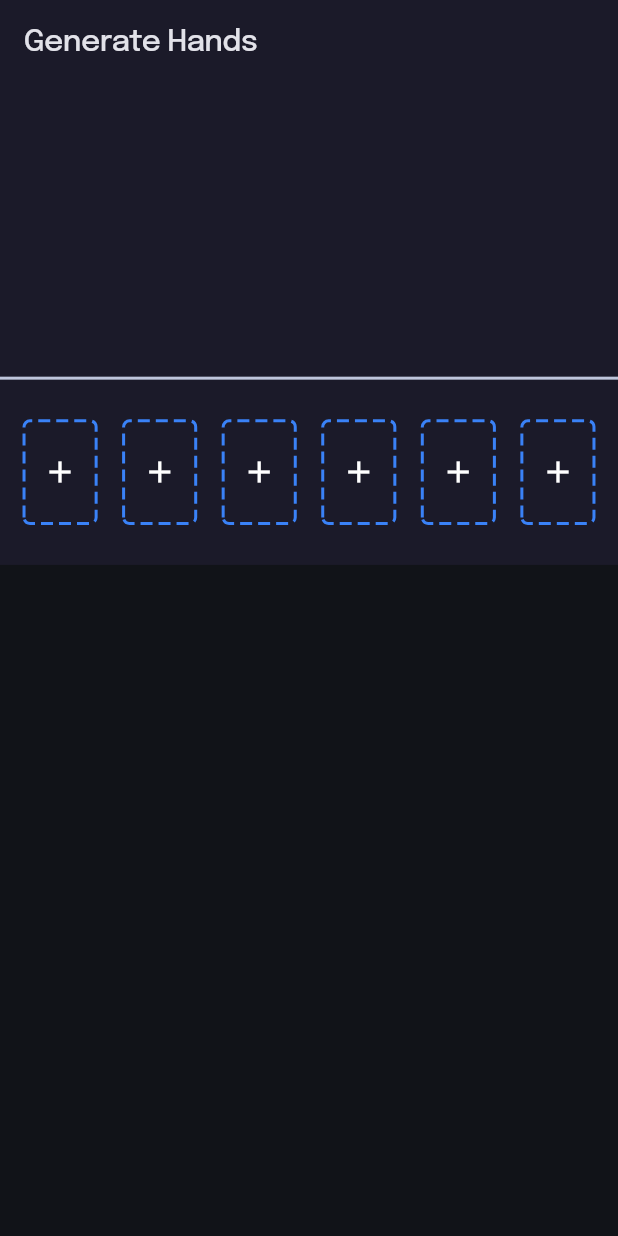
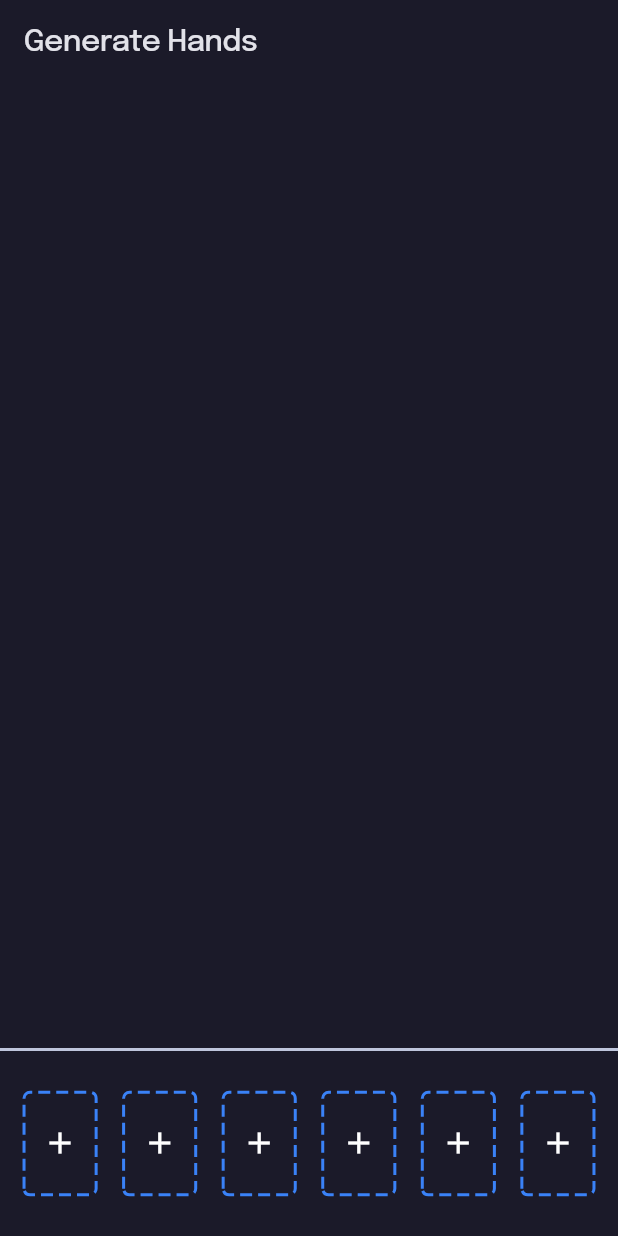
Before and after one commit to codenameakshay/pokerface-flutter, a Flutter app: the screen it shows after launch, after a tap on "Quick Game", on a phone screen of 412 x 824 dp. Run offline on Flutter 3.47's test engine with Material 3 defaults, Android fonts, the phone set to English and light mode, and no system bars; our stand-ins replace audioplayers, auto_route, device_info_plus, equatable, flutter_animate, flutter_native_splash and 9 more; missing offline and left inert: flutter_dynamic_icon, fraction, rate_my_app; project files that could hold a hidden picture were left out.

Commit message:
[fix]: bottom not positioned house cards

```diff
--- a/lib/presentation/views/game_screen/view.dart
+++ b/lib/presentation/views/game_screen/view.dart
@@ -58,7 +58,8 @@ class _GameViewState extends ConsumerState<GameView> {
           child: Stack(
             alignment: Alignment.center,
             children: [
-              SafeArea(
+              SizedBox.expand(
+                child: SafeArea(
                   child: SingleChildScrollView(
                     child: Column(
                       crossAxisAlignment: CrossAxisAlignment.stretch,
@@ -122,6 +123,7 @@ class _GameViewState extends ConsumerState<GameView> {
                     ),
                   ),
                 ),
+              ),
               Positioned(
                 bottom: 0,
                 width: MediaQuery.of(context).size.width,
```
Lines whose indentation alone changed are shown as unchanged.
